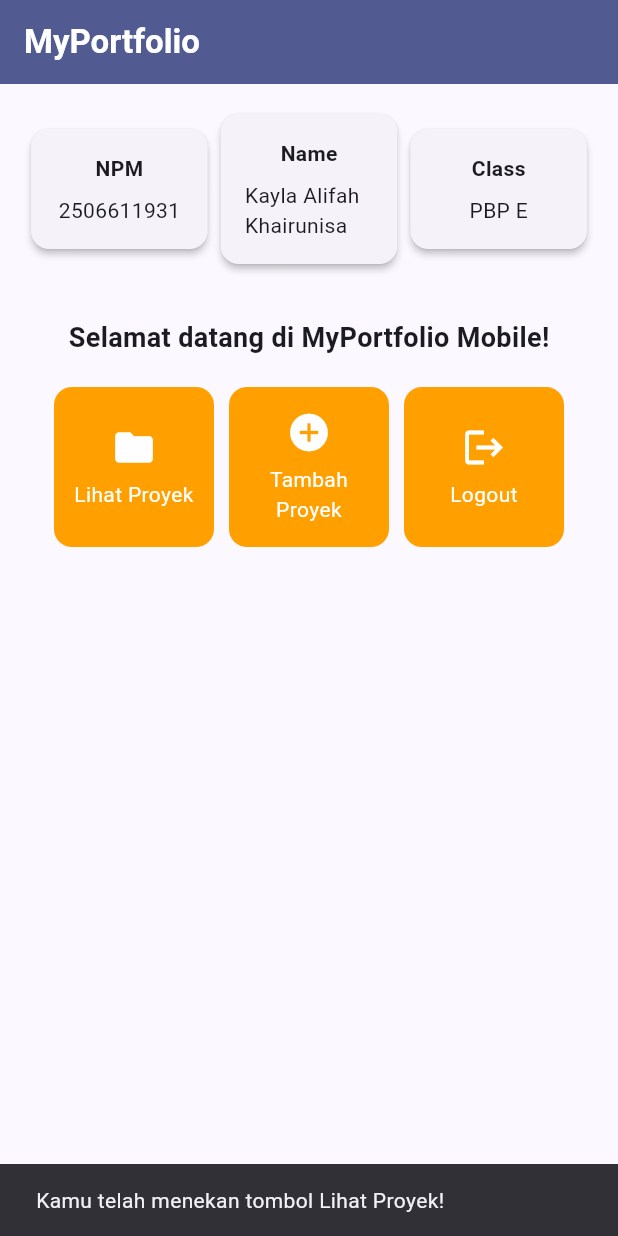
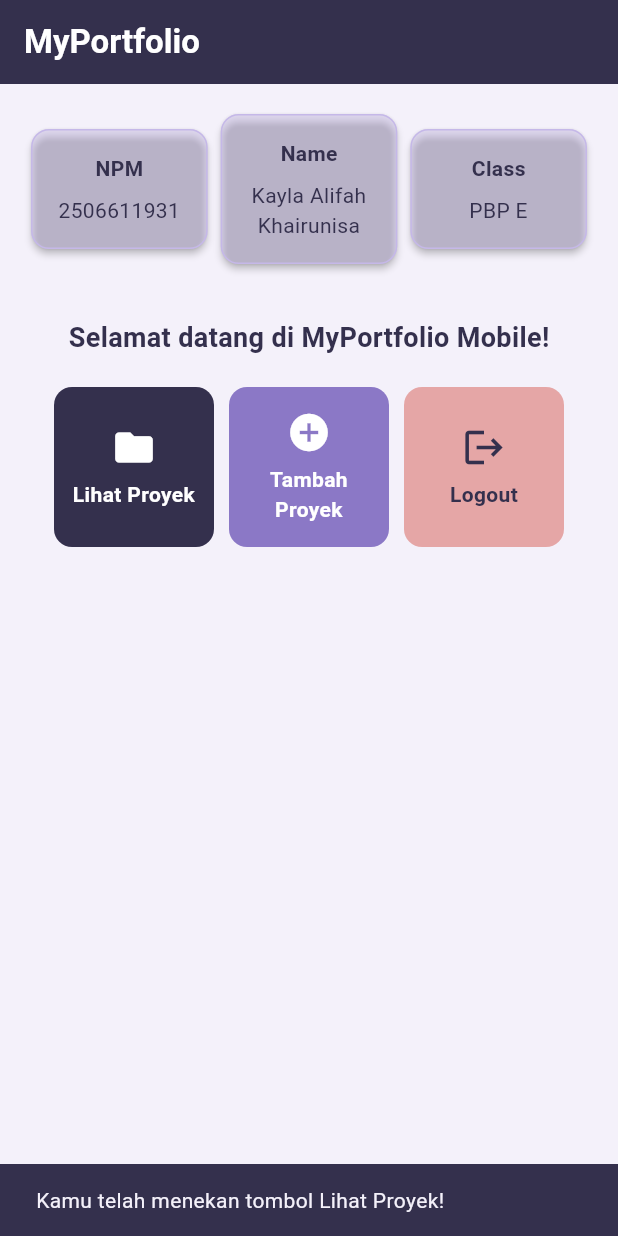
Before and after one commit to xhenst/myportofolio_mobile, a Flutter app: the screen it shows after launch, after a tap on "Lihat Proyek", on a phone screen of 412 x 824 dp. Run offline on Flutter 3.47's test engine with Material 3 defaults, Android fonts, the phone set to English and light mode, and no system bars.

Commit message:
style: change app theme and ItemCard colors

```diff
--- a/lib/main.dart
+++ b/lib/main.dart
@@ -13,13 +13,18 @@ class MyApp extends StatelessWidget {
     return MaterialApp(
       title: 'MyPortfolio',
       theme: ThemeData(
+        scaffoldBackgroundColor: const Color(0xFFF4F1FA), // Lavender White
         colorScheme: ColorScheme.fromSeed(
-          seedColor: Colors.indigo,
-          secondary: Colors.amber[700],
+          seedColor: const Color(0xFF34304D), // Deep Plum
+          primary: const Color(0xFF34304D), // Deep Plum[cite: 1]
+          secondary: const Color(0xFF8B78C6), // Purple[cite: 1]
+          tertiary: const Color(0xFFE5A6A6), // Dusty Pink[cite: 1]
+          primaryContainer: const Color(0xFFC5B8E8), // Soft Lavender[cite: 1]
+          surface: const Color(0xFFF4F1FA), // Lavender White[cite: 1]
         ),
         useMaterial3: true,
       ),
-      home: MyHomePage(),
+      home: const MyHomePage(),
     );
   }
 }
--- a/lib/menu.dart
+++ b/lib/menu.dart
@@ -1,23 +1,23 @@
 import 'package:flutter/material.dart';
 
 class MyHomePage extends StatelessWidget {
-  MyHomePage({super.key});
+  const MyHomePage({super.key});
 
   final String npm = "2506611931";
   final String nama = "Kayla Alifah Khairunisa";
   final String kelas = "PBP E";
 
-  final List<ItemHomepage> items = [
-    ItemHomepage("Lihat Proyek", Icons.folder),
-    ItemHomepage("Tambah Proyek", Icons.add_circle),
-    ItemHomepage("Logout", Icons.logout),
-  ];
-
   @override
   Widget build(BuildContext context) {
-    // Scaffold menyediakan struktur visual dasar halaman (AppBar, Body, SnackBar).
+    final colorScheme = Theme.of(context).colorScheme;
+
+    final List<ItemHomepage> items = [
+      ItemHomepage("Lihat Proyek", Icons.folder, colorScheme.primary),
+      ItemHomepage("Tambah Proyek", Icons.add_circle, colorScheme.secondary),
+      ItemHomepage("Logout", Icons.logout, colorScheme.tertiary),
+    ];
+
     return Scaffold(
-      // AppBar menampilkan bar bagian atas halaman aplikasi.
       appBar: AppBar(
         title: const Text(
           'MyPortfolio',
@@ -26,15 +26,13 @@ class MyHomePage extends StatelessWidget {
             fontWeight: FontWeight.bold,
           ),
         ),
-        backgroundColor: Theme.of(context).colorScheme.primary,
+        backgroundColor: colorScheme.primary,
       ),
-      // Body halaman utama dengan padding di sekelilingnya.
       body: Padding(
         padding: const EdgeInsets.all(16.0),
         child: Column(
           crossAxisAlignment: CrossAxisAlignment.center,
           children: [
-            // Baris horizontal untuk menampilkan 3 InfoCard secara sejajar.
             Row(
               mainAxisAlignment: MainAxisAlignment.spaceEvenly,
               children: [
@@ -46,29 +44,27 @@ class MyHomePage extends StatelessWidget {
 
             const SizedBox(height: 16.0),
 
-            // Bagian tengah: pesan sambutan dan kisi tombol menu portofolio.
             Center(
               child: Column(
                 children: [
-                  const Padding(
-                    padding: EdgeInsets.only(top: 16.0),
+                  Padding(
+                    padding: const EdgeInsets.only(top: 16.0),
                     child: Text(
                       'Selamat datang di MyPortfolio Mobile!',
                       style: TextStyle(
                         fontWeight: FontWeight.bold,
                         fontSize: 18.0,
+                        color: colorScheme.primary,
                       ),
                     ),
                   ),
 
-                  // GridView menampilkan kartu tombol dalam tata letak kisi 3 kolom.
                   GridView.count(
                     primary: true,
                     padding: const EdgeInsets.all(20),
                     crossAxisSpacing: 10,
                     mainAxisSpacing: 10,
                     crossAxisCount: 3,
-                    // shrinkWrap agar ukuran kisi menyesuaikan tinggi konten anak.
                     shrinkWrap: true,
                     children: items.map((ItemHomepage item) {
                       return ItemCard(item);
@@ -84,9 +80,7 @@ class MyHomePage extends StatelessWidget {
   }
 }
 
-
 class InfoCard extends StatelessWidget {
-  // Kartu informasi yang menampilkan judul (title) dan isi (content).
   final String title;
   final String content;
 
@@ -94,22 +88,35 @@ class InfoCard extends StatelessWidget {
 
   @override
   Widget build(BuildContext context) {
+    final colorScheme = Theme.of(context).colorScheme;
+
     return Card(
-      // Memberikan efek bayangan kartu elevasi 2 unit.
       elevation: 2.0,
+      color: colorScheme.primaryContainer.withValues(alpha: 0.35),
+      shape: RoundedRectangleBorder(
+        borderRadius: BorderRadius.circular(12),
+        side: BorderSide(color: colorScheme.primaryContainer, width: 1),
+      ),
       child: Container(
-        // Menyesuaikan lebar kartu dengan proporsi layar (dibagi 3.5).
         width: MediaQuery.of(context).size.width / 3.5,
         padding: const EdgeInsets.all(16.0),
-        // Menyusun teks title dan content secara vertikal.
         child: Column(
           children: [
             Text(
               title,
-              style: const TextStyle(fontWeight: FontWeight.bold),
+              style: TextStyle(
+                fontWeight: FontWeight.bold,
+                color: colorScheme.primary,
+              ),
             ),
             const SizedBox(height: 8.0),
-            Text(content),
+            Text(
+              content,
+              textAlign: TextAlign.center,
+              style: TextStyle(
+                color: colorScheme.primary,
+              ),
+            ),
           ],
         ),
       ),
@@ -117,12 +124,12 @@ class InfoCard extends StatelessWidget {
   }
 }
 
-
 class ItemHomepage {
   final String name;
   final IconData icon;
+  final Color color;
 
-  ItemHomepage(this.name, this.icon);
+  ItemHomepage(this.name, this.icon, this.color);
 }
 
 class ItemCard extends StatelessWidget {
@@ -132,18 +139,25 @@ class ItemCard extends StatelessWidget {
 
   @override
   Widget build(BuildContext context) {
+    final colorScheme = Theme.of(context).colorScheme;
+    final bool isLightCard = item.color == colorScheme.tertiary;
+    final Color foregroundColor = isLightCard ? colorScheme.primary : Colors.white;
+
     return Material(
-      // Menggunakan warna sekunder dari skema tema aplikasi.
-      color: Theme.of(context).colorScheme.secondary,
+      color: item.color,
       borderRadius: BorderRadius.circular(12),
       child: InkWell(
-        // Aksi ketika kartu ditekan oleh pengguna.
         onTap: () {
-          // Menampilkan SnackBar dengan pesan interaktif.
           ScaffoldMessenger.of(context)
             ..hideCurrentSnackBar()
             ..showSnackBar(
-              SnackBar(content: Text("Kamu telah menekan tombol ${item.name}!"))
+              SnackBar(
+                backgroundColor: colorScheme.primary,
+                content: Text(
+                  "Kamu telah menekan tombol ${item.name}!",
+                  style: TextStyle(color: colorScheme.surface),
+                ),
+              ),
             );
         },
         child: Container(
@@ -154,14 +168,17 @@ class ItemCard extends StatelessWidget {
               children: [
                 Icon(
                   item.icon,
-                  color: Colors.white,
+                  color: foregroundColor,
                   size: 30.0,
                 ),
                 const Padding(padding: EdgeInsets.all(3)),
                 Text(
                   item.name,
                   textAlign: TextAlign.center,
-                  style: const TextStyle(color: Colors.white),
+                  style: TextStyle(
+                    color: foregroundColor,
+                    fontWeight: FontWeight.w600,
+                  ),
                 ),
               ],
             ),
```
